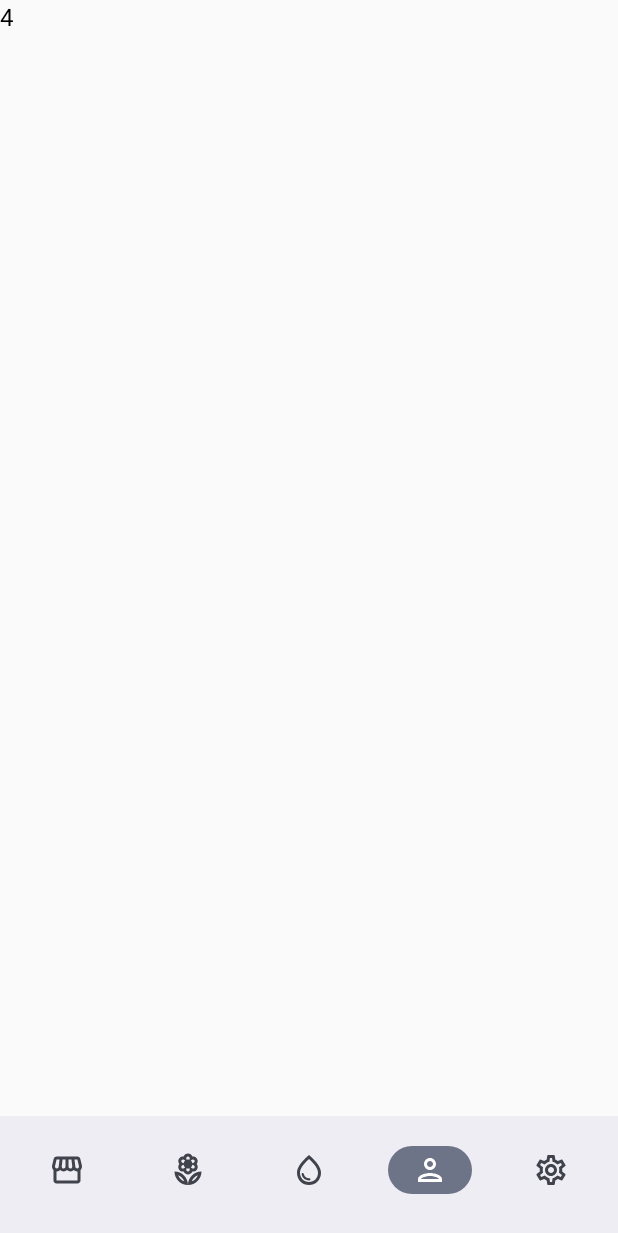
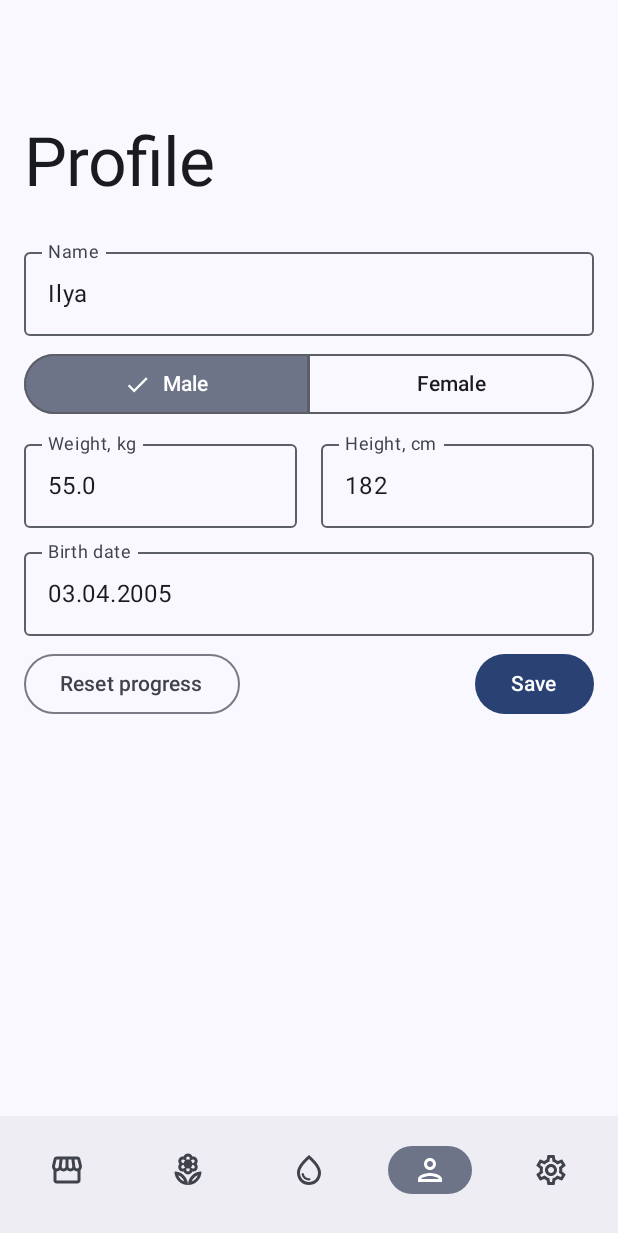
Before and after one commit to ilya-nvk/drink-and-water, an Android app built with Jetpack Compose: the screen it shows after launch (MainActivity), item 4 of the bottom bar chosen, on a phone screen of 412 x 824 dp. Shown: the top 1233 px of the screen. Run offline under Robolectric (Android 15) with nearby library versions, the phone set to English and light mode, and no system bars; our stand-ins replace Dagger/Hilt's generated code, Room's generated code.

Commit message:
ProfileScreen

```diff
--- a/app/src/main/java/com/ilyanvk/drinkwater/data/datasource/userprofile/UserProfileSharedPreferencesImpl.kt
+++ b/app/src/main/java/com/ilyanvk/drinkwater/data/datasource/userprofile/UserProfileSharedPreferencesImpl.kt
@@ -9,8 +9,8 @@ class UserProfileSharedPreferencesImpl : UserProfileSharedPreferences {
         val prefs = context.getSharedPreferences(PREF_NAME, Context.MODE_PRIVATE)
         with(prefs.edit()) {
             putString(KEY_NAME, userProfile.name)
-            putString(KEY_DOB, userProfile.dateOfBirth)
-            putFloat(KEY_HEIGHT, userProfile.height.toFloat())
+            putLong(KEY_DOB, userProfile.dateOfBirth)
+            putInt(KEY_HEIGHT, userProfile.height)
             putFloat(KEY_WEIGHT, userProfile.weight.toFloat())
             putInt(KEY_SEX, userProfile.sex.ordinal)
             apply()
@@ -21,8 +21,8 @@ class UserProfileSharedPreferencesImpl : UserProfileSharedPreferences {
         val prefs = context.getSharedPreferences(PREF_NAME, Context.MODE_PRIVATE)
         return UserProfile(
             prefs.getString(KEY_NAME, "") ?: "",
-            prefs.getString(KEY_DOB, "") ?: "",
-            prefs.getFloat(KEY_HEIGHT, 0f).toDouble(),
+            prefs.getLong(KEY_DOB, 0),
+            prefs.getInt(KEY_HEIGHT, 0),
             prefs.getFloat(KEY_WEIGHT, 0f).toDouble(),
             Sex.entries[prefs.getInt(KEY_SEX, 0)]
         )
--- a/app/src/main/java/com/ilyanvk/drinkwater/domain/model/UserProfile.kt
+++ b/app/src/main/java/com/ilyanvk/drinkwater/domain/model/UserProfile.kt
@@ -2,8 +2,8 @@ package com.ilyanvk.drinkwater.domain.model
 
 data class UserProfile(
     val name: String,
-    val dateOfBirth: String, // MM/DD/YYYY
-    val height: Double,
+    val dateOfBirth: Long,
+    val height: Int,
     val weight: Double,
     val sex: Sex
 )
--- a/app/src/main/java/com/ilyanvk/drinkwater/domain/repository/userprofile/UserProfileRepository.kt
+++ b/app/src/main/java/com/ilyanvk/drinkwater/domain/repository/userprofile/UserProfileRepository.kt
@@ -1,16 +1,8 @@
 package com.ilyanvk.drinkwater.domain.repository.userprofile
 
-import com.ilyanvk.drinkwater.domain.model.Sex
 import com.ilyanvk.drinkwater.domain.model.UserProfile
 
 interface UserProfileRepository {
-    fun saveUserProfile(
-        name: String = getUserProfile().name,
-        dateOfBirth: String = getUserProfile().dateOfBirth,
-        height: Double = getUserProfile().height,
-        weight: Double = getUserProfile().weight,
-        sex: Sex = getUserProfile().sex
-    )
-
+    fun saveUserProfile(userProfile: UserProfile)
     fun getUserProfile(): UserProfile
 }
--- a/app/src/main/java/com/ilyanvk/drinkwater/domain/repository/userprofile/UserProfileRepositoryImpl.kt
+++ b/app/src/main/java/com/ilyanvk/drinkwater/domain/repository/userprofile/UserProfileRepositoryImpl.kt
@@ -2,24 +2,14 @@ package com.ilyanvk.drinkwater.domain.repository.userprofile
 
 import android.content.Context
 import com.ilyanvk.drinkwater.data.datasource.userprofile.UserProfileSharedPreferences
-import com.ilyanvk.drinkwater.domain.model.Sex
 import com.ilyanvk.drinkwater.domain.model.UserProfile
-import com.ilyanvk.drinkwater.domain.util.InvalidUserProfileException
 
 class UserProfileRepositoryImpl(
     private val userProfileSharedPreferences: UserProfileSharedPreferences,
     private val context: Context
 ) : UserProfileRepository {
-    override fun saveUserProfile(
-        name: String, dateOfBirth: String, height: Double, weight: Double, sex: Sex
-    ) {
-        val birthPattern = Regex("^(0[1-9]|1[0-2])/(0[1-9]|[12][0-9]|3[01])/((19|20)\\d\\d)\$")
-        if (name == "" || !birthPattern.matches(dateOfBirth) || height <= 0.0 || weight <= 0.0) {
-            throw InvalidUserProfileException("Invalid date of birth")
-        }
-        userProfileSharedPreferences.saveUserProfile(
-            context, UserProfile(name, dateOfBirth, height, weight, sex)
-        )
+    override fun saveUserProfile(userProfile: UserProfile) {
+        userProfileSharedPreferences.saveUserProfile(context, userProfile)
     }
 
     override fun getUserProfile(): UserProfile {
--- a/app/src/main/java/com/ilyanvk/drinkwater/presentation/MainScreen.kt
+++ b/app/src/main/java/com/ilyanvk/drinkwater/presentation/MainScreen.kt
@@ -1,7 +1,9 @@
 package com.ilyanvk.drinkwater.presentation
 
+import androidx.compose.foundation.background
 import androidx.compose.foundation.layout.Column
 import androidx.compose.foundation.layout.fillMaxSize
+import androidx.compose.material3.MaterialTheme
 import androidx.compose.material3.Text
 import androidx.compose.runtime.Composable
 import androidx.compose.ui.Modifier
@@ -11,15 +13,17 @@ import androidx.navigation.compose.composable
 import androidx.navigation.compose.rememberNavController
 import com.ilyanvk.drinkwater.presentation.navigationbar.BottomNavigationBar
 import com.ilyanvk.drinkwater.presentation.navigationbar.BottomNavigationItems
+import com.ilyanvk.drinkwater.presentation.profile.ProfileScreen
 import com.ilyanvk.drinkwater.presentation.tracker.TrackerScreen
 import com.ilyanvk.drinkwater.ui.theme.DrinkWaterTheme
 
 @Composable
 fun MainScreen() {
     val navController = rememberNavController()
-
     Column(
-        modifier = Modifier.fillMaxSize()
+        modifier = Modifier
+            .fillMaxSize()
+            .background(MaterialTheme.colorScheme.background)
     ) {
         NavHost(
             navController = navController,
@@ -36,7 +40,7 @@ fun MainScreen() {
                 TrackerScreen(modifier = Modifier.fillMaxSize())
             }
             composable(BottomNavigationItems.Profile.route) {
-                Text(text = "4")
+                ProfileScreen(modifier = Modifier.fillMaxSize())
             }
             composable(BottomNavigationItems.Settings.route) {
                 Text(text = "5")
--- /dev/null
+++ b/app/src/main/java/com/ilyanvk/drinkwater/presentation/profile/ProfileScreen.kt
@@ -0,0 +1,168 @@
+package com.ilyanvk.drinkwater.presentation.profile
+
+import androidx.compose.foundation.layout.Arrangement
+import androidx.compose.foundation.layout.Row
+import androidx.compose.foundation.layout.Spacer
+import androidx.compose.foundation.layout.fillMaxWidth
+import androidx.compose.foundation.layout.height
+import androidx.compose.foundation.layout.padding
+import androidx.compose.foundation.layout.width
+import androidx.compose.foundation.lazy.LazyColumn
+import androidx.compose.foundation.shape.CornerSize
+import androidx.compose.foundation.text.KeyboardOptions
+import androidx.compose.material3.Button
+import androidx.compose.material3.ExperimentalMaterial3Api
+import androidx.compose.material3.LargeTopAppBar
+import androidx.compose.material3.MaterialTheme
+import androidx.compose.material3.MultiChoiceSegmentedButtonRow
+import androidx.compose.material3.OutlinedButton
+import androidx.compose.material3.OutlinedTextField
+import androidx.compose.material3.Scaffold
+import androidx.compose.material3.SegmentedButton
+import androidx.compose.material3.SegmentedButtonDefaults
+import androidx.compose.material3.Text
+import androidx.compose.material3.TopAppBarDefaults
+import androidx.compose.material3.rememberTopAppBarState
+import androidx.compose.runtime.Composable
+import androidx.compose.ui.Modifier
+import androidx.compose.ui.input.nestedscroll.nestedScroll
+import androidx.compose.ui.res.stringResource
+import androidx.compose.ui.text.input.KeyboardType
+import androidx.compose.ui.tooling.preview.Preview
+import androidx.compose.ui.unit.dp
+import androidx.hilt.navigation.compose.hiltViewModel
+import com.ilyanvk.drinkwater.R
+import com.ilyanvk.drinkwater.domain.model.Sex
+import java.text.SimpleDateFormat
+import java.util.Date
+import java.util.Locale
+
+@Preview
+@OptIn(ExperimentalMaterial3Api::class)
+@Composable
+fun ProfileScreen(
+    modifier: Modifier = Modifier, viewModel: ProfileViewModel = hiltViewModel()
+) {
+    val scrollBehavior = TopAppBarDefaults.enterAlwaysScrollBehavior(rememberTopAppBarState())
+
+    Scaffold(modifier = modifier.nestedScroll(scrollBehavior.nestedScrollConnection), topBar = {
+        LargeTopAppBar(
+            title = {
+                Text(
+                    text = stringResource(id = R.string.profile),
+                    style = MaterialTheme.typography.displayMedium
+                )
+            }, scrollBehavior = scrollBehavior
+        )
+    }) { paddingValues ->
+        LazyColumn(modifier = Modifier.padding(paddingValues)) {
+            item {
+                Spacer(modifier = Modifier.height(8.dp))
+                OutlinedTextField(
+                    modifier = Modifier
+                        .padding(horizontal = 16.dp)
+                        .fillMaxWidth(),
+                    value = viewModel.state.value.name,
+                    label = { Text(text = stringResource(R.string.name)) },
+                    onValueChange = { viewModel.onEvent(ProfileScreenEvent.ChangeName(it)) },
+                    singleLine = true,
+                    isError = !viewModel.state.value.isNameCorrect()
+                )
+                Spacer(modifier = Modifier.height(8.dp))
+                MultiChoiceSegmentedButtonRow(
+                    modifier = Modifier
+                        .padding(horizontal = 16.dp)
+                        .fillMaxWidth()
+                ) {
+                    SegmentedButton(
+                        checked = viewModel.state.value.sex == Sex.MALE,
+                        onCheckedChange = {
+                            if (it) viewModel.onEvent(
+                                ProfileScreenEvent.ChangeSex(
+                                    Sex.MALE
+                                )
+                            )
+                        },
+                        shape = SegmentedButtonDefaults.baseShape.copy(
+                            topEnd = CornerSize(0.dp),
+                            bottomEnd = CornerSize(0.dp)
+                        )
+                    ) {
+                        Text(text = stringResource(R.string.male))
+                    }
+                    SegmentedButton(
+                        checked = viewModel.state.value.sex == Sex.FEMALE,
+                        onCheckedChange = {
+                            if (it) viewModel.onEvent(
+                                ProfileScreenEvent.ChangeSex(
+                                    Sex.FEMALE
+                                )
+                            )
+                        },
+                        shape = SegmentedButtonDefaults.baseShape.copy(
+                            topStart = CornerSize(0.dp),
+                            bottomStart = CornerSize(0.dp)
+                        )
+                    ) {
+                        Text(text = stringResource(R.string.female))
+                    }
+                }
+                Spacer(modifier = Modifier.height(8.dp))
+                Row(
+                    modifier = Modifier.padding(horizontal = 16.dp)
+                ) {
+                    OutlinedTextField(
+                        modifier = Modifier.weight(1f),
+                        value = viewModel.state.value.weight,
+                        label = { Text(text = stringResource(R.string.weight)) },
+                        onValueChange = { viewModel.onEvent(ProfileScreenEvent.ChangeWeight(it)) },
+                        singleLine = true,
+                        isError = !viewModel.state.value.isWeightCorrect(),
+                        keyboardOptions = KeyboardOptions(keyboardType = KeyboardType.Number)
+                    )
+                    Spacer(modifier = Modifier.width(16.dp))
+                    OutlinedTextField(
+                        modifier = Modifier.weight(1f),
+                        value = viewModel.state.value.height,
+                        label = { Text(text = stringResource(R.string.height)) },
+                        onValueChange = { viewModel.onEvent(ProfileScreenEvent.ChangeHeight(it)) },
+                        singleLine = true,
+                        isError = !viewModel.state.value.isHeightCorrect(),
+                        keyboardOptions = KeyboardOptions(keyboardType = KeyboardType.Number)
+                    )
+                }
+                Spacer(modifier = Modifier.height(8.dp))
+                OutlinedTextField(
+                    modifier = Modifier
+                        .padding(horizontal = 16.dp)
+                        .fillMaxWidth(),
+                    value = convertMillisecondsToDate(viewModel.state.value.dateOfBirth),
+                    label = { Text(text = stringResource(R.string.birth_date)) },
+                    onValueChange = { },
+                    singleLine = true,
+                    isError = !viewModel.state.value.isDateOfBirthCorrect()
+                )
+                Spacer(modifier = Modifier.height(8.dp))
+                Row(
+                    modifier = Modifier
+                        .padding(horizontal = 16.dp)
+                        .fillMaxWidth(),
+                    horizontalArrangement = Arrangement.SpaceBetween
+                ) {
+                    OutlinedButton(onClick = { /*TODO*/ }) {
+                        Text(text = stringResource(R.string.reset_progress))
+                    }
+                    Button(onClick = { /*TODO*/ }) {
+                        Text(text = stringResource(R.string.save))
+                    }
+                }
+            }
+        }
+    }
+}
+
+private fun convertMillisecondsToDate(milliseconds: Long): String {
+    val sdf = SimpleDateFormat("dd.MM.yyyy", Locale.getDefault())
+    val date = Date(milliseconds)
+    return sdf.format(date)
+}
--- /dev/null
+++ b/app/src/main/java/com/ilyanvk/drinkwater/presentation/profile/ProfileScreenEvent.kt
@@ -0,0 +1,11 @@
+package com.ilyanvk.drinkwater.presentation.profile
+
+import com.ilyanvk.drinkwater.domain.model.Sex
+
+sealed class ProfileScreenEvent {
+    data class ChangeName(val name: String) : ProfileScreenEvent()
+    data class ChangeDateOfBirth(val dateOfBirth: Long) : ProfileScreenEvent()
+    data class ChangeHeight(val height: String) : ProfileScreenEvent()
+    data class ChangeWeight(val weight: String) : ProfileScreenEvent()
+    data class ChangeSex(val sex: Sex) : ProfileScreenEvent()
+}
--- /dev/null
+++ b/app/src/main/java/com/ilyanvk/drinkwater/presentation/profile/ProfileScreenState.kt
@@ -0,0 +1,52 @@
+package com.ilyanvk.drinkwater.presentation.profile
+
+import com.ilyanvk.drinkwater.domain.model.Sex
+import com.ilyanvk.drinkwater.domain.model.UserProfile
+
+data class ProfileScreenState(
+    val name: String, val dateOfBirth: Long, val height: String, val weight: String, val sex: Sex
+) {
+    fun isNameCorrect(): Boolean = name.isNotEmpty()
+
+    fun isDateOfBirthCorrect(): Boolean {
+        return (System.currentTimeMillis() - dateOfBirth) in (YEAR_IN_MILLISECONDS * 1)..(YEAR_IN_MILLISECONDS * 150)
+    }
+
+    fun isHeightCorrect(): Boolean {
+        try {
+            require(height.toInt() in 50..250)
+            return true
+        } catch (_: Exception) {
+            return false
+        }
+    }
+
+    fun isWeightCorrect(): Boolean {
+        try {
+            require(weight.toDouble() in 1.0..300.0)
+            return true
+        } catch (_: Exception) {
+            return false
+        }
+    }
+
+    @Throws(IllegalArgumentException::class)
+    fun toUserProfile(): UserProfile {
+        require(isNameCorrect() && isDateOfBirthCorrect() && isWeightCorrect() && isHeightCorrect())
+        return UserProfile(name, dateOfBirth, height.toInt(), weight.toDouble(), sex)
+    }
+
+    companion object {
+        fun fromUserProfile(userProfile: UserProfile): ProfileScreenState {
+            return ProfileScreenState(
+                userProfile.name,
+                userProfile.dateOfBirth,
+                userProfile.height.toString(),
+                userProfile.weight.toString(),
+                userProfile.sex
+            )
+        }
+
+        private const val YEAR_IN_MILLISECONDS = 31536000000
+    }
+}
--- /dev/null
+++ b/app/src/main/java/com/ilyanvk/drinkwater/presentation/profile/ProfileViewModel.kt
@@ -0,0 +1,45 @@
+package com.ilyanvk.drinkwater.presentation.profile
+
+import androidx.compose.runtime.State
+import androidx.compose.runtime.mutableStateOf
+import androidx.lifecycle.ViewModel
+import com.ilyanvk.drinkwater.domain.model.Sex
+import com.ilyanvk.drinkwater.domain.model.UserProfile
+import dagger.hilt.android.lifecycle.HiltViewModel
+import javax.inject.Inject
+
+@HiltViewModel
+class ProfileViewModel @Inject constructor() : ViewModel() {
+    private val _state = mutableStateOf<ProfileScreenState>(
+        ProfileScreenState.fromUserProfile(
+            UserProfile(
+                "Ilya", 1112558400000, 182, 55.0, Sex.MALE
+            )
+        )
+    )
+    val state: State<ProfileScreenState> = _state
+
+    fun onEvent(event: ProfileScreenEvent) {
+        when (event) {
+            is ProfileScreenEvent.ChangeDateOfBirth -> {
+                _state.value = _state.value.copy(dateOfBirth = event.dateOfBirth)
+            }
+
+            is ProfileScreenEvent.ChangeHeight -> {
+                _state.value = _state.value.copy(height = event.height)
+            }
+
+            is ProfileScreenEvent.ChangeName -> {
+                _state.value = _state.value.copy(name = event.name)
+            }
+
+            is ProfileScreenEvent.ChangeSex -> {
+                _state.value = _state.value.copy(sex = event.sex)
+            }
+
+            is ProfileScreenEvent.ChangeWeight -> {
+                _state.value = _state.value.copy(weight = event.weight)
+            }
+        }
+    }
+}
--- a/app/src/main/java/com/ilyanvk/drinkwater/presentation/tracker/TrackerScreen.kt
+++ b/app/src/main/java/com/ilyanvk/drinkwater/presentation/tracker/TrackerScreen.kt
@@ -15,10 +15,10 @@ import androidx.compose.material.icons.outlined.Add
 import androidx.compose.material3.ExperimentalMaterial3Api
 import androidx.compose.material3.ExtendedFloatingActionButton
 import androidx.compose.material3.Icon
+import androidx.compose.material3.LargeTopAppBar
 import androidx.compose.material3.MaterialTheme
 import androidx.compose.material3.Scaffold
 import androidx.compose.material3.Text
-import androidx.compose.material3.TopAppBar
 import androidx.compose.material3.TopAppBarDefaults
 import androidx.compose.material3.rememberTopAppBarState
 import androidx.compose.runtime.Composable
@@ -37,15 +37,17 @@ import com.ilyanvk.drinkwater.presentation.tracker.components.RecordComponent
 @Preview
 @Composable
 fun TrackerScreen(
-    modifier: Modifier = Modifier, viewModel: TrackerViewModel = hiltViewModel()
+    modifier: Modifier = Modifier,
+    viewModel: TrackerViewModel = hiltViewModel()
 ) {
     val scrollBehavior = TopAppBarDefaults.enterAlwaysScrollBehavior(rememberTopAppBarState())
 
     Scaffold(modifier = modifier.nestedScroll(scrollBehavior.nestedScrollConnection), topBar = {
-        TopAppBar(
+        LargeTopAppBar(
             title = {
                 Text(
-                    text = "Tracker", style = MaterialTheme.typography.displayMedium
+                    text = stringResource(id = R.string.tracker),
+                    style = MaterialTheme.typography.displayMedium
                 )
             }, scrollBehavior = scrollBehavior
         )
--- a/app/src/main/res/values/strings.xml
+++ b/app/src/main/res/values/strings.xml
@@ -19,4 +19,12 @@
     <string name="juice">Juice</string>
     <string name="milk">Milk</string>
     <string name="alcohol">Alcohol</string>
+    <string name="name">Name</string>
+    <string name="weight">Weight, kg</string>
+    <string name="height">Height, cm</string>
+    <string name="birth_date">Birth date</string>
+    <string name="male">Male</string>
+    <string name="female">Female</string>
+    <string name="reset_progress">Reset progress</string>
+    <string name="save">Save</string>
 </resources>
```
